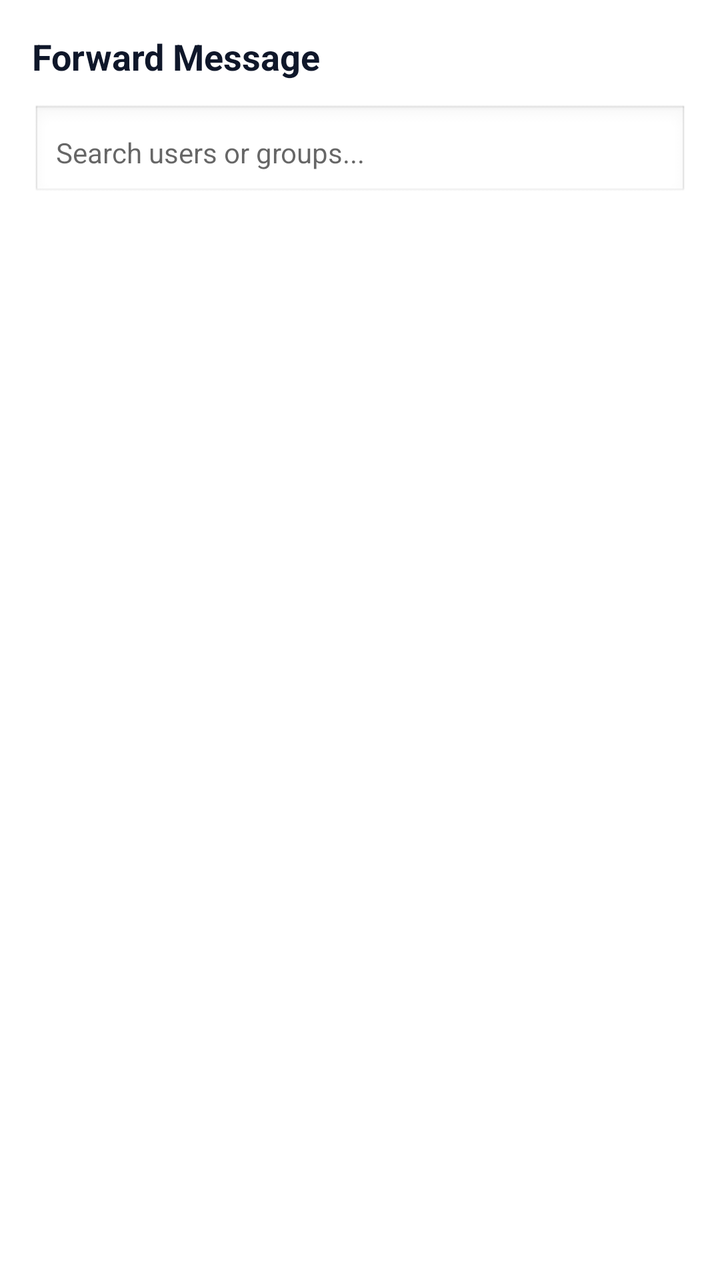
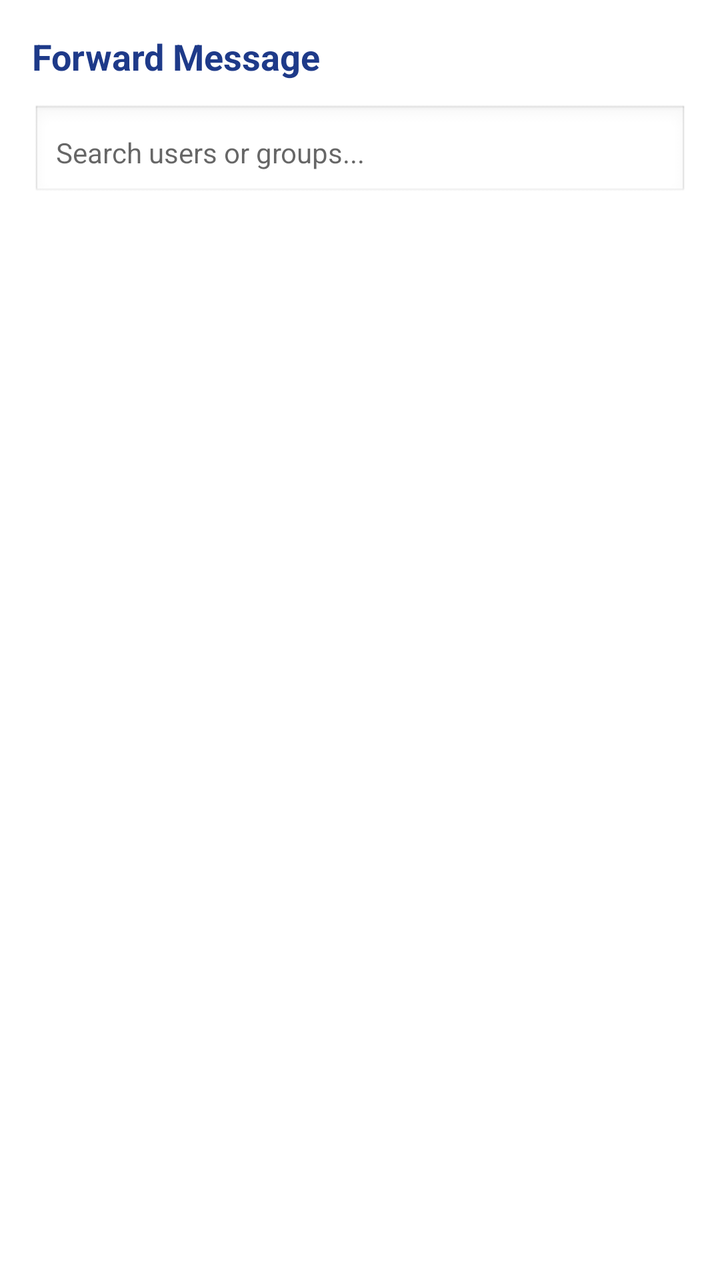

Before-and-after screenshots of an Android layout around one commit, followed by the original layout XML and the change that was made.
<!-- AndroidManifest.xml: application theme Theme.Pigeon -->
<!-- res/layout/dialog_forward.xml -->
<?xml version="1.0" encoding="utf-8"?>
<LinearLayout xmlns:android="http://schemas.android.com/apk/res/android"
    android:layout_width="match_parent"
    android:layout_height="match_parent"
    android:background="@color/colorSurface"
    android:orientation="vertical"
    android:padding="16dp">

    <TextView
        style="@style/PigeonText"
        android:layout_width="match_parent"
        android:layout_height="wrap_content"
        android:layout_marginBottom="12dp"
        android:text="Forward Message"
        android:textSize="18sp"
        android:textStyle="bold" />

    <EditText
        android:id="@+id/etForwardSearch"
        android:layout_width="match_parent"
        android:layout_height="wrap_content"
        android:layout_marginBottom="12dp"
        android:background="@android:drawable/edit_text"
        android:hint="Search users or groups..."
        android:inputType="textPersonName"
        android:padding="12dp"
        android:textColor="@color/colorOnBackground"
        android:textSize="14sp" />

    <androidx.recyclerview.widget.RecyclerView
        android:id="@+id/rvForwardTargets"
        android:layout_width="match_parent"
        android:layout_height="350dp"
        android:clipToPadding="false" />

</LinearLayout>
<!-- resources referenced by this layout -->
<resources>
  <color name="colorOnBackground">#0F172A</color>
  <color name="colorSurface">#FFFFFF</color>
  <style name="PigeonText" parent="android:Widget.TextView">
          <item name="android:textColor">@color/colorOnBackground</item>
      </style>
  <style name="Theme.Pigeon" parent="Theme.MaterialComponents.Light.NoActionBar">
          <item name="colorPrimary">@color/colorPrimary</item>
          <item name="colorPrimaryDark">@color/colorPrimaryDark</item>
          <item name="colorAccent">@color/colorAccent</item>
          <item name="android:windowBackground">@color/colorBackground</item>
          <item name="android:keepScreenOn">true</item>
      </style>
  <color name="colorPrimary">#1E3A8A</color>
  <color name="colorPrimaryDark">#172554</color>
  <color name="colorAccent">#0D9488</color>
  <color name="colorBackground">#F8FAFC</color>
</resources>

<!-- the commit's change to res/layout/dialog_forward.xml (unified diff, before → after) -->
@@ -11,7 +11,8 @@
         android:layout_width="match_parent"
         android:layout_height="wrap_content"
         android:layout_marginBottom="12dp"
-        android:text="Forward Message"
+        android:text="@string/forward_message"
+        android:textColor="#1E3A89"
         android:textSize="18sp"
         android:textStyle="bold" />
 
@@ -21,7 +22,7 @@
         android:layout_height="wrap_content"
         android:layout_marginBottom="12dp"
         android:background="@android:drawable/edit_text"
-        android:hint="Search users or groups..."
+        android:hint="@string/search_users_or_groups"
         android:inputType="textPersonName"
         android:padding="12dp"
         android:textColor="@color/colorOnBackground"
<!-- resource entries referenced after the edit -->
@@ -2,6 +2,8 @@
 <resources>
   <color name="colorOnBackground">#0F172A</color>
   <color name="colorSurface">#FFFFFF</color>
+  <string name="forward_message">Forward Message</string>
+  <string name="search_users_or_groups">Search users or groups...</string>
   <style name="PigeonText" parent="android:Widget.TextView">
           <item name="android:textColor">@color/colorOnBackground</item>
       </style>
